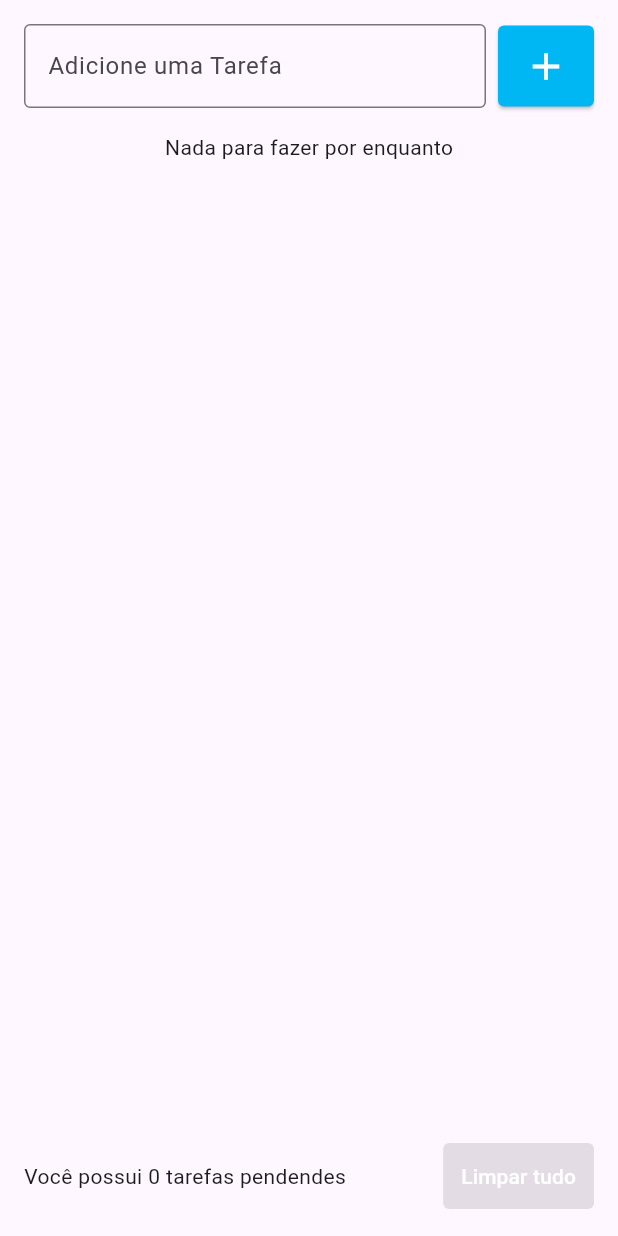
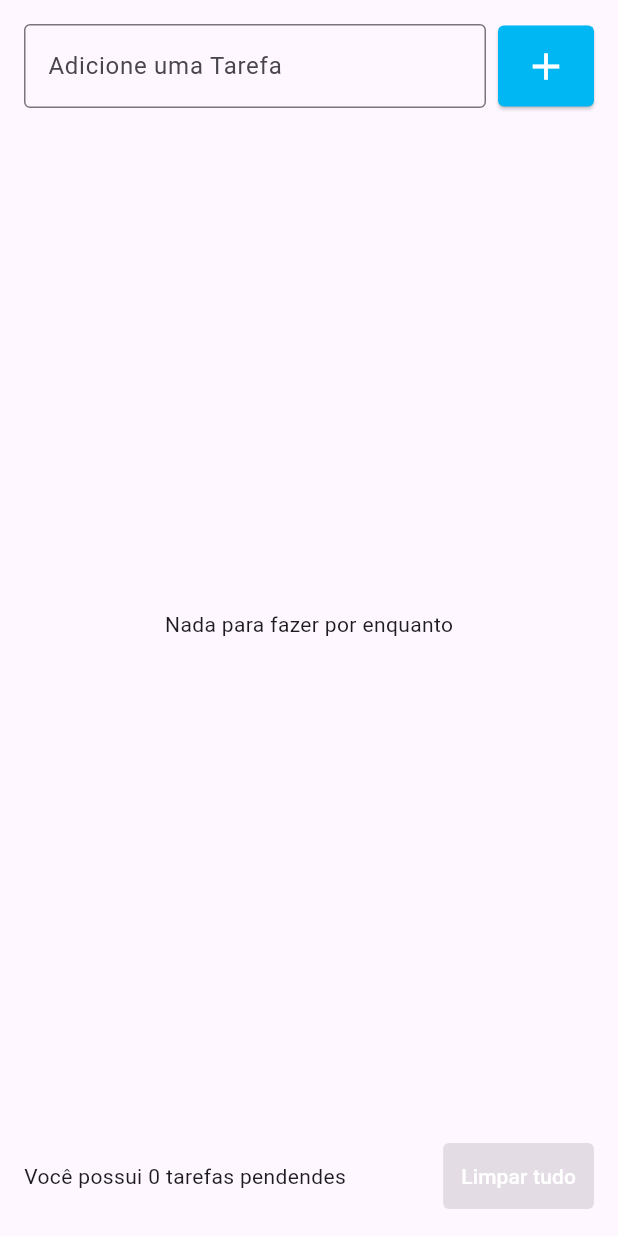
Before and after one commit to welingtonfidelis/flutter_todo_list, a Flutter app: the screen it shows after launch, on a phone screen of 412 x 824 dp. Run offline on Flutter 3.47's test engine with Material 3 defaults, Android fonts, the phone set to English and light mode, and no system bars; our stand-ins replace flutter_slidable.

Commit message:
Improve UI;

```diff
--- a/lib/pages/todo_list_page.dart
+++ b/lib/pages/todo_list_page.dart
@@ -124,20 +124,18 @@ class _TodoListPageState extends State<TodoListPage> {
 
                 Expanded(
                   child: todos.isEmpty
-                      ? Text('Nada para fazer por enquanto')
-                      : Flexible(
-                          child: ListView(
-                            shrinkWrap: true,
-                            children: [
-                              for (Todo todo in todos)
-                                TodoListItem(
-                                  todo: todo,
-                                  onDelete: onTodoDelete,
-                                ),
-                            ],
-                          ),
+                      ? Center(child: Text('Nada para fazer por enquanto'))
+                      : ListView.builder(
+                          itemCount: todos.length,
+                          itemBuilder: (context, index) {
+                            return TodoListItem(
+                              todo: todos[index],
+                              onDelete: onTodoDelete,
+                            );
+                          },
                         ),
                 ),
+
                 SizedBox(height: 16),
                 Row(
                   children: [
```
